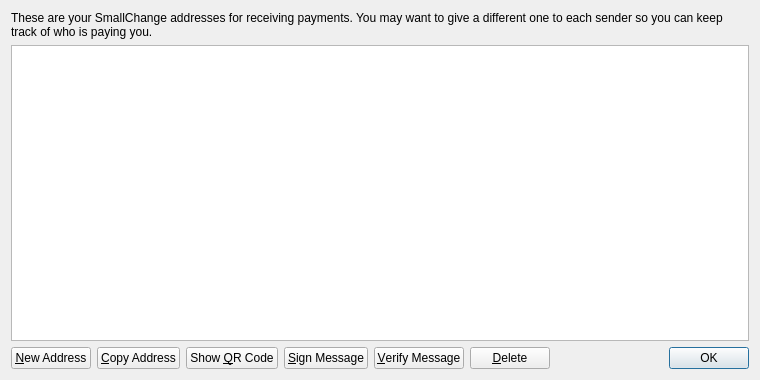
Old version of the form src/qt/forms/addressbookpage.ui in the repository raipat/hucoin.
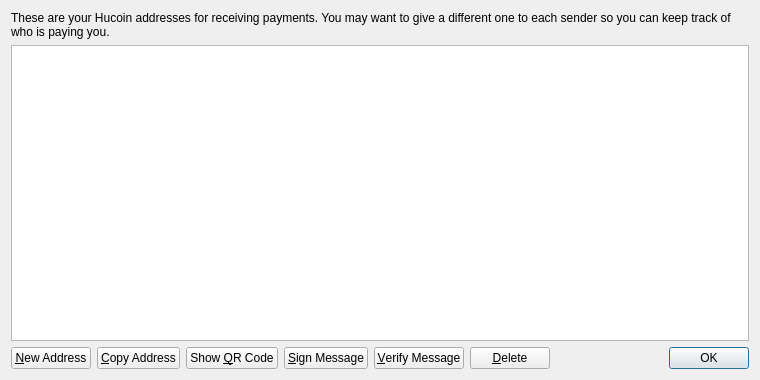
New version of the form. Icons and pictures are not drawn.

```diff
--- a/src/qt/forms/addressbookpage.ui
+++ b/src/qt/forms/addressbookpage.ui
@@ -17,7 +17,7 @@
    <item>
     <widget class="QLabel" name="labelExplanation">
      <property name="text">
-      <string>These are your SmallChange addresses for receiving payments. You may want to give a different one to each sender so you can keep track of who is paying you.</string>
+      <string>These are your Hucoin addresses for receiving payments. You may want to give a different one to each sender so you can keep track of who is paying you.</string>
      </property>
      <property name="textFormat">
       <enum>Qt::PlainText</enum>
```
